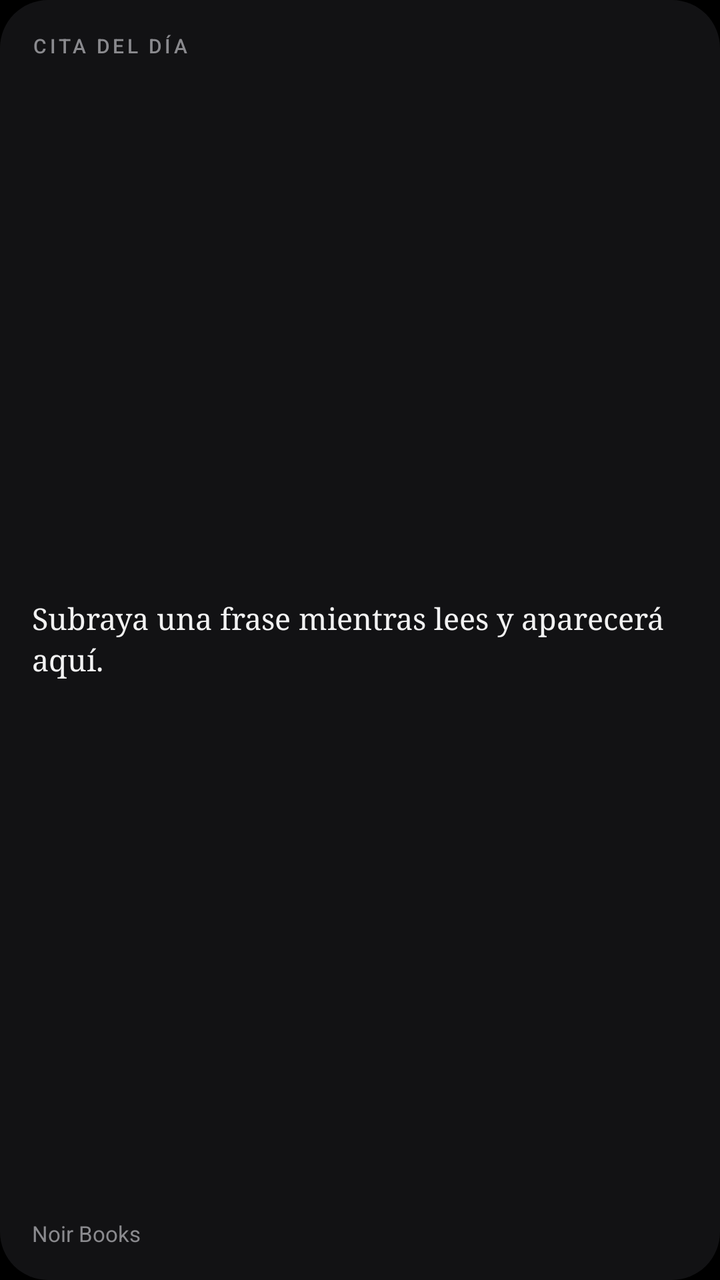
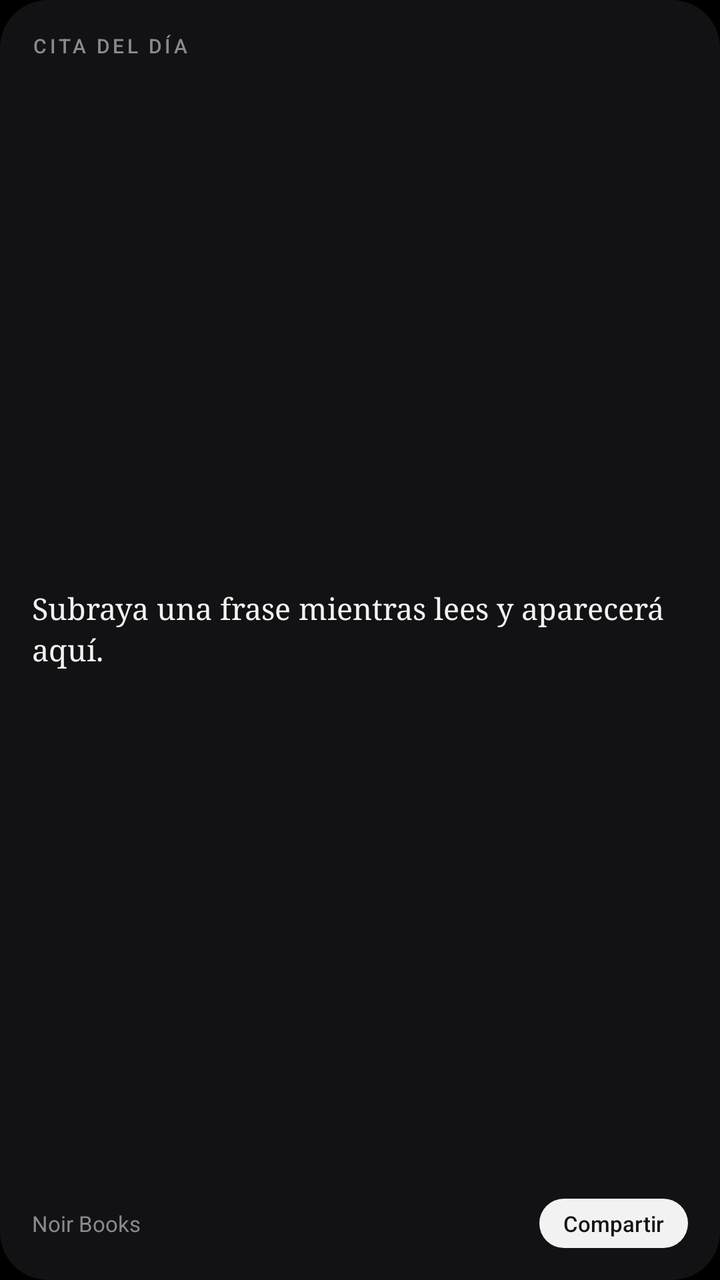

Compare the two renders of this Android layout. The source of the first and the diff that turns it into the second are given below.
<!-- AndroidManifest.xml: application theme Theme.NoirBooks -->
<!-- res/layout/widget_quote.xml -->
<?xml version="1.0" encoding="utf-8"?>
<LinearLayout xmlns:android="http://schemas.android.com/apk/res/android"
    android:id="@+id/widget_root"
    android:layout_width="match_parent"
    android:layout_height="match_parent"
    android:background="@drawable/widget_bg"
    android:gravity="center_vertical"
    android:orientation="vertical"
    android:padding="16dp">

    <TextView
        android:layout_width="wrap_content"
        android:layout_height="wrap_content"
        android:fontFamily="sans-serif-medium"
        android:letterSpacing="0.15"
        android:text="CITA DEL DÍA"
        android:textColor="#8A8A8E"
        android:textSize="10sp" />

    <TextView
        android:id="@+id/widget_quote"
        android:layout_width="match_parent"
        android:layout_height="0dp"
        android:layout_marginTop="6dp"
        android:layout_weight="1"
        android:ellipsize="end"
        android:fontFamily="serif"
        android:gravity="center_vertical"
        android:lineSpacingMultiplier="1.15"
        android:text="Subraya una frase mientras lees y aparecerá aquí."
        android:textColor="#F2F2F2"
        android:textSize="15sp" />

    <TextView
        android:id="@+id/widget_source"
        android:layout_width="match_parent"
        android:layout_height="wrap_content"
        android:layout_marginTop="6dp"
        android:ellipsize="end"
        android:maxLines="1"
        android:text="Noir Books"
        android:textColor="#8A8A8E"
        android:textSize="11sp" />
</LinearLayout>
<!-- resources referenced by this layout -->
<resources>
  <!-- drawable widget_bg (drawable) -->
  <?xml version="1.0" encoding="utf-8"?>
  <shape xmlns:android="http://schemas.android.com/apk/res/android" android:shape="rectangle">
      <solid android:color="#F0141416" />
      <corners android:radius="24dp" />
  </shape>
  <style name="Theme.NoirBooks" parent="android:Theme.Material.NoActionBar">
          <item name="android:windowBackground">@android:color/black</item>
          <item name="android:statusBarColor">@android:color/black</item>
          <item name="android:navigationBarColor">@android:color/black</item>
      </style>
</resources>

<!-- the commit's change to res/layout/widget_quote.xml (unified diff, before → after) -->
@@ -31,14 +31,37 @@
         android:textColor="#F2F2F2"
         android:textSize="15sp" />
 
-    <TextView
-        android:id="@+id/widget_source"
+    <LinearLayout
         android:layout_width="match_parent"
         android:layout_height="wrap_content"
         android:layout_marginTop="6dp"
-        android:ellipsize="end"
-        android:maxLines="1"
-        android:text="Noir Books"
-        android:textColor="#8A8A8E"
-        android:textSize="11sp" />
+        android:gravity="center_vertical"
+        android:orientation="horizontal">
+
+        <TextView
+            android:id="@+id/widget_source"
+            android:layout_width="0dp"
+            android:layout_height="wrap_content"
+            android:layout_weight="1"
+            android:ellipsize="end"
+            android:maxLines="1"
+            android:text="Noir Books"
+            android:textColor="#8A8A8E"
+            android:textSize="11sp" />
+
+        <TextView
+            android:id="@+id/widget_share"
+            android:layout_width="wrap_content"
+            android:layout_height="wrap_content"
+            android:layout_marginStart="10dp"
+            android:background="@drawable/widget_pill"
+            android:fontFamily="sans-serif-medium"
+            android:paddingStart="12dp"
+            android:paddingTop="5dp"
+            android:paddingEnd="12dp"
+            android:paddingBottom="5dp"
+            android:text="Compartir"
+            android:textColor="#141416"
+            android:textSize="11sp" />
+    </LinearLayout>
 </LinearLayout>
<!-- resource entries referenced after the edit -->
@@ -6,6 +6,12 @@
       <solid android:color="#F0141416" />
       <corners android:radius="24dp" />
   </shape>
+  <!-- drawable widget_pill (drawable) -->
+  <?xml version="1.0" encoding="utf-8"?>
+  <shape xmlns:android="http://schemas.android.com/apk/res/android" android:shape="rectangle">
+      <solid android:color="#F2F2F2" />
+      <corners android:radius="999dp" />
+  </shape>
   <style name="Theme.NoirBooks" parent="android:Theme.Material.NoActionBar">
           <item name="android:windowBackground">@android:color/black</item>
           <item name="android:statusBarColor">@android:color/black</item>
